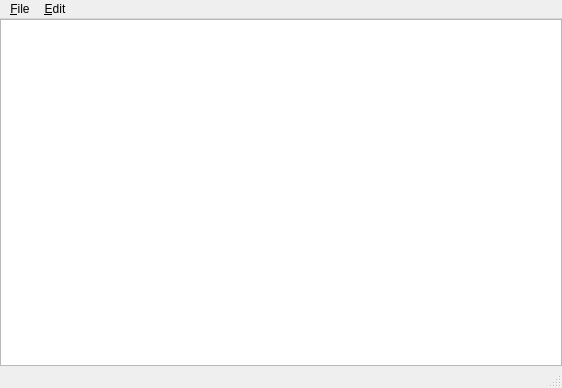
Qt form tools/qtsourceview/demos/demo4/mainwindow.ui (diegoiast/qtsourceview) before a commit.
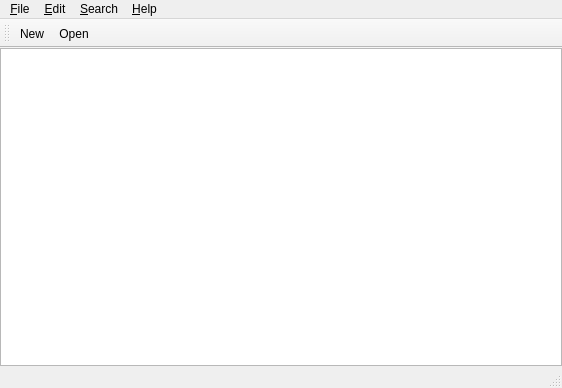
The same form after that commit. Icons and pictures are not drawn. Custom widgets are drawn as their Qt base class.

Commit message: * make the demo more application like, add a window icon, toolbar etc  * added new action - clear search highlight  * find widget uses better icons, up/down instead of left/right  * gotoline, find, replace uses new frame type, which looks better in win32 style  * replace widget starts getting functionality, replacing one word works (not supporting selection yet)  * new feature: line wrapping. if margins are enabled, it will done by the margin size, otherwise by widget width

What changed in the file:
```diff
--- a/tools/qtsourceview/demos/demo4/mainwindow.ui
+++ b/tools/qtsourceview/demos/demo4/mainwindow.ui
@@ -61,11 +61,45 @@
      <string>&amp;Edit</string>
     </property>
     <addaction name="separator" />
+    <addaction name="actionCopy" />
+    <addaction name="actionCut" />
+    <addaction name="actionPaste" />
+    <addaction name="separator" />
+   </widget>
+   <widget class="QMenu" name="menu_Search" >
+    <property name="windowIcon" >
+     <iconset resource="textlines.qrc" >:/images/document-open.png</iconset>
+    </property>
+    <property name="title" >
+     <string>&amp;Search</string>
+    </property>
+   </widget>
+   <widget class="QMenu" name="menu_Help" >
+    <property name="title" >
+     <string>&amp;Help</string>
+    </property>
+    <addaction name="action_About" />
+    <addaction name="actionAbout_Qt" />
    </widget>
    <addaction name="menu_File" />
    <addaction name="menu_Edit" />
+   <addaction name="menu_Search" />
+   <addaction name="menu_Help" />
   </widget>
   <widget class="QStatusBar" name="statusbar" />
+  <widget class="QToolBar" name="toolBar" >
+   <property name="windowTitle" >
+    <string>toolBar</string>
+   </property>
+   <attribute name="toolBarArea" >
+    <enum>TopToolBarArea</enum>
+   </attribute>
+   <attribute name="toolBarBreak" >
+    <bool>false</bool>
+   </attribute>
+   <addaction name="action_New" />
+   <addaction name="action_Open" />
+  </widget>
   <action name="action_New" >
    <property name="text" >
     <string>&amp;New</string>
```
Left out of the diff: 50 changed lines with no effect on the pictures. The commit also changes 17 other files.
